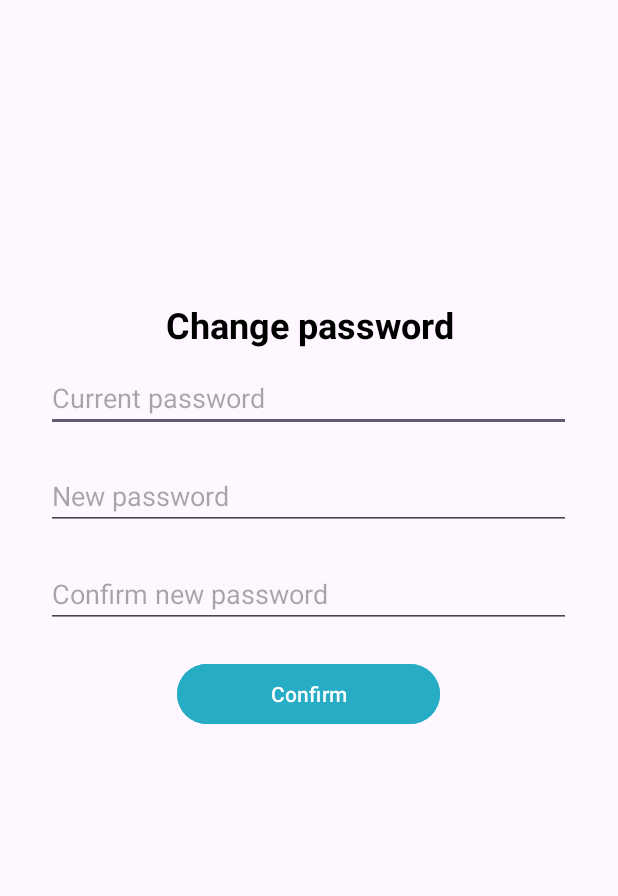
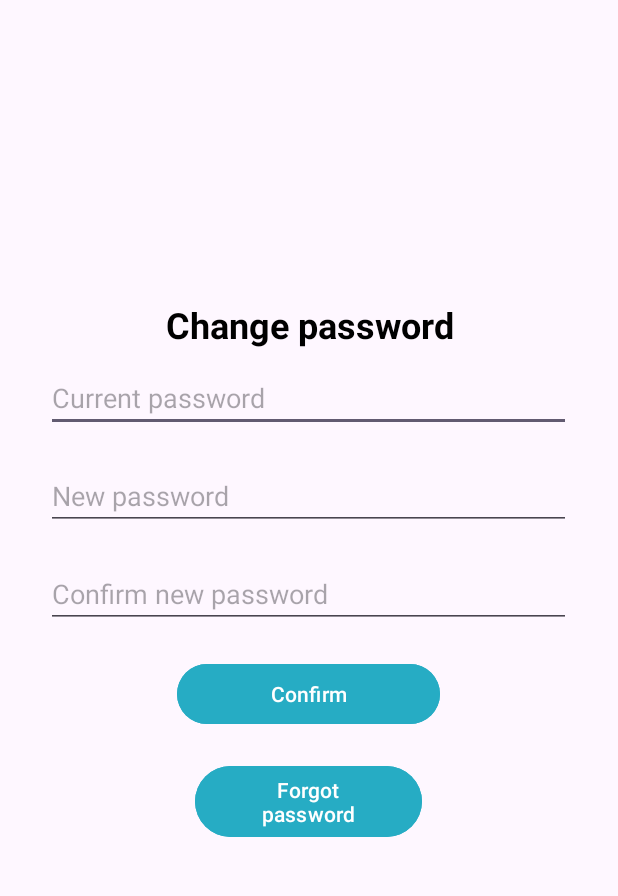
Before and after one commit to AntonBuslov/DIA-Catalog, an Android app: the ChangePassword screen opened directly, with no data from a screen before it, on a phone screen of 412 x 824 dp, the part 123-1019 px from its top. Run offline under Robolectric (Android 15) with nearby library versions, the phone set to English and light mode, and no system bars; our stand-ins replace Firebase (no records; nobody signed in at launch, a user with empty details on screens opened directly).

Commit message:
bunch of changes

```diff
--- a/app/src/main/java/com/example/myapplication/ChangePassword.java
+++ b/app/src/main/java/com/example/myapplication/ChangePassword.java
@@ -79,7 +79,9 @@ public class ChangePassword extends AppCompatActivity {
     private boolean doesPasswordSame(String password, String password2){
         return password.equals(password2);
     }
-
+    public void ForgotPassword(View view){
+        FirebaseAuth.getInstance().sendPasswordResetEmail(FirebaseAuth.getInstance().getCurrentUser().getEmail());
+    }
     private boolean CheckPassword(String password){
         if(password.length() < 8){
             passwordText.setError("Password must be 8 characters or longer");
--- a/app/src/main/java/com/example/myapplication/Register_Activity.java
+++ b/app/src/main/java/com/example/myapplication/Register_Activity.java
@@ -16,7 +16,9 @@ import com.google.firebase.auth.AuthResult;
 import com.google.firebase.auth.FirebaseAuth;
 import com.google.firebase.firestore.FirebaseFirestore;
 
+import java.util.ArrayList;
 import java.util.HashMap;
+import java.util.List;
 import java.util.Map;
 
 
@@ -119,9 +121,11 @@ public class Register_Activity extends AppCompatActivity {
                             Toast.makeText(Register_Activity.this,"Registration successful, please check your email inbox", Toast.LENGTH_SHORT).show();
                             firebaseAuth.getCurrentUser().sendEmailVerification();
                             Map<String, Object> user = new HashMap<>();
-
+                            List<String> stringList = new ArrayList<>();
                             user.put("Name", name);
                             user.put("Email", email);
+                            user.put("LastView", stringList);
+                            user.put("Favorites", stringList);
 
                             firebaseFirestore.collection("users")
                                              .document(firebaseAuth.getCurrentUser().getUid().toString())
--- a/app/src/main/res/layout/change_password.xml
+++ b/app/src/main/res/layout/change_password.xml
@@ -93,6 +93,15 @@
             android:onClick="Confirm"
             android:text="Confirm" />
 
+        <Button
+            android:id="@+id/confirmButton2"
+            android:layout_width="151dp"
+            android:layout_height="wrap_content"
+            android:layout_margin="10dp"
+            android:backgroundTint="#26ACC4"
+            android:onClick="ForgotPassword"
+            android:text="Forgot password" />
+
         <LinearLayout
             android:layout_width="wrap_content"
             android:layout_height="wrap_content"
```
